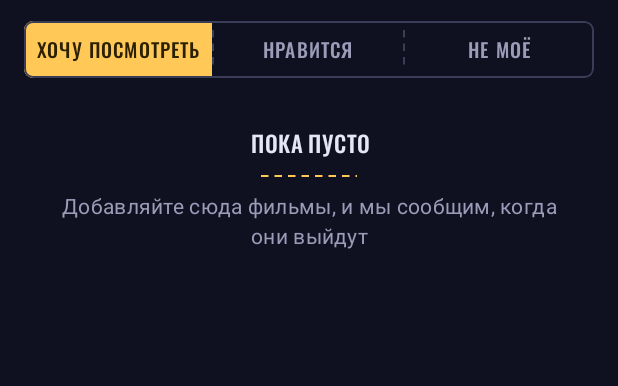
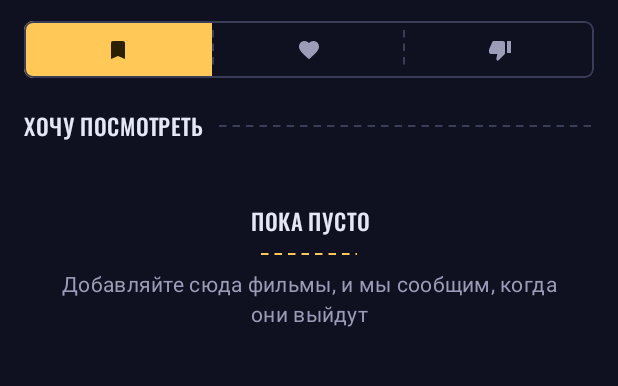
Before and after one commit to Damir102938/Pickture, an Android app built with Jetpack Compose: the composable LibraryScreen shown on its own in the app's theme, on a phone screen of 412 x 824 dp, the part 99-485 px from its top. Run offline under Robolectric (Android 15) with nearby library versions, the phone set to English and light mode, and no system bars; pictures from the network do not load.

Commit message:
Release 0.5.1: fit library tabs, keep feed rows steady
- My lists: tabs show an icon and a count instead of long labels that
  did not fit ("Хочу посмотреть" was cut off); the full list name is
  shown as a section header below. TicketToggle gained optional icons
  and screen-reader descriptions. Desktop tabs get the same icons.
- Feed: card captions always reserve room for two title lines and the
  date, so a row no longer changes height while scrolling and the next
  section stays in place. The date follows the title directly.

Co-Authored-By: Claude Opus 5.5 <noreply@anthropic.com>

```diff
--- a/app/src/main/java/com/moviepicker/ui/design/Controls.kt
+++ b/app/src/main/java/com/moviepicker/ui/design/Controls.kt
@@ -46,6 +46,8 @@ import androidx.compose.ui.graphics.Color
 import androidx.compose.ui.graphics.graphicsLayer
 import androidx.compose.ui.graphics.vector.ImageVector
 import androidx.compose.ui.semantics.Role
+import androidx.compose.ui.semantics.contentDescription
+import androidx.compose.ui.semantics.semantics
 import androidx.compose.ui.text.style.TextAlign
 import androidx.compose.ui.text.style.TextOverflow
 import androidx.compose.ui.unit.Dp
@@ -141,13 +143,19 @@ fun TextAction(
     }
 }
 
-/** Переключатель вариантов — полоса билета, выбранная часть «прокомпостирована» золотом. */
+/**
+ * Переключатель вариантов — полоса билета, выбранная часть «прокомпостирована» золотом.
+ * [icons] — значки перед подписями; [descriptions] — полные названия для экранного диктора,
+ * если подписи короткие (например, только число).
+ */
 @Composable
 fun TicketToggle(
     options: List<String>,
     selected: Int,
     onSelect: (Int) -> Unit,
     modifier: Modifier = Modifier,
+    icons: List<ImageVector>? = null,
+    descriptions: List<String>? = null,
 ) {
     Row(
         modifier
@@ -161,12 +169,21 @@ fun TicketToggle(
             val bg by animateColorAsState(if (active) Brand.Gold else Color.Transparent, tween(220), label = "toggleBg")
             val fg by animateColorAsState(if (active) Brand.OnGold else Brand.TextMuted, tween(220), label = "toggleFg")
             if (i > 0) VerticalPerforation(inset = 6.dp)
-            Box(
+            Row(
                 Modifier.weight(1f).fillMaxHeight().background(bg)
-                    .pressClickable(role = Role.Tab) { onSelect(i) },
-                contentAlignment = Alignment.Center,
+                    .pressClickable(role = Role.Tab) { onSelect(i) }
+                    .then(descriptions?.getOrNull(i)?.let { d -> Modifier.semantics(mergeDescendants = true) { contentDescription = d } } ?: Modifier)
+                    .padding(horizontal = 6.dp),
+                verticalAlignment = Alignment.CenterVertically,
+                horizontalArrangement = Arrangement.Center,
             ) {
-                Text(label.uppercase(), style = PkType.label, color = fg, maxLines = 1, overflow = TextOverflow.Ellipsis)
+                icons?.getOrNull(i)?.let {
+                    Icon(it, null, tint = fg, modifier = Modifier.size(16.dp))
+                    if (label.isNotEmpty()) Spacer(Modifier.width(6.dp))
+                }
+                if (label.isNotEmpty()) {
+                    Text(label.uppercase(), style = PkType.label, color = fg, maxLines = 1, overflow = TextOverflow.Ellipsis)
+                }
             }
         }
     }
--- a/app/src/main/java/com/moviepicker/ui/library/LibraryScreen.kt
+++ b/app/src/main/java/com/moviepicker/ui/library/LibraryScreen.kt
@@ -1,5 +1,10 @@
 package com.moviepicker.ui.library
 
+import androidx.compose.material.icons.filled.Bookmark
+import androidx.compose.material.icons.filled.Favorite
+import androidx.compose.material.icons.filled.ThumbDown
+import androidx.compose.ui.graphics.vector.ImageVector
+import com.moviepicker.ui.design.SectionHeader
 import androidx.compose.animation.AnimatedContent
 import androidx.compose.animation.core.tween
 import androidx.compose.animation.fadeIn
@@ -26,13 +31,7 @@ import androidx.compose.foundation.layout.Column
 import androidx.compose.foundation.layout.fillMaxSize
 import androidx.compose.material.icons.Icons
 import androidx.compose.material.icons.filled.Settings
-import androidx.compose.material3.ExperimentalMaterial3Api
 import androidx.compose.material3.Icon
-import androidx.compose.material3.IconButton
-import androidx.compose.material3.Tab
-import androidx.compose.material3.TabRow
-import androidx.compose.material3.Text
-import androidx.compose.material3.TopAppBar
 import androidx.compose.runtime.Composable
 import androidx.compose.runtime.getValue
 import androidx.compose.runtime.mutableIntStateOf
@@ -48,10 +47,15 @@ import com.moviepicker.domain.Title
 import com.moviepicker.ui.common.MessageBox
 import com.moviepicker.ui.common.TitleGrid
 
-private enum class LibraryTab(val label: String, val empty: String, val filter: (UserTitleEntity) -> Boolean) {
-    WATCHLIST("Хочу посмотреть", "Добавляйте сюда фильмы, и мы сообщим, когда они выйдут", { it.inWatchlist }),
-    LIKED("Нравится", "Ставьте лайки — так рекомендации станут точнее", { it.reaction > 0 }),
-    DISLIKED("Не моё", "Здесь будет то, что вам не понравилось", { it.reaction < 0 }),
+private enum class LibraryTab(
+    val label: String,
+    val icon: ImageVector,
+    val empty: String,
+    val filter: (UserTitleEntity) -> Boolean,
+) {
+    WATCHLIST("Хочу посмотреть", Icons.Filled.Bookmark, "Добавляйте сюда фильмы, и мы сообщим, когда они выйдут", { it.inWatchlist }),
+    LIKED("Нравится", Icons.Filled.Favorite, "Ставьте лайки — так рекомендации станут точнее", { it.reaction > 0 }),
+    DISLIKED("Не моё", Icons.Filled.ThumbDown, "Здесь будет то, что вам не понравилось", { it.reaction < 0 }),
 }
 
 @Composable
@@ -71,11 +75,12 @@ fun LibraryScreen(onOpen: (Title) -> Unit, onSettings: () -> Unit) {
             ) { Icon(Icons.Filled.Settings, "Настройки", tint = Brand.Text, modifier = Modifier.size(20.dp)) }
         }
         Spacer(Modifier.height(10.dp))
+        // Во вкладках только значок и число — полное название списка стоит заголовком ниже
+        val counts = LibraryTab.entries.map { t -> entities.count(t.filter) }
         TicketToggle(
-            options = LibraryTab.entries.map { t ->
-                val count = entities.count(t.filter)
-                if (count > 0) "${t.label} · $count" else t.label
-            },
+            options = counts.map { if (it > 0) "$it" else "" },
+            icons = LibraryTab.entries.map { it.icon },
+            descriptions = LibraryTab.entries.mapIndexed { i, t -> if (counts[i] > 0) "${t.label}: ${counts[i]}" else t.label },
             selected = tabIndex,
             onSelect = { tabIndex = it },
             modifier = Modifier.padding(horizontal = 16.dp),
@@ -89,17 +94,20 @@ fun LibraryScreen(onOpen: (Title) -> Unit, onSettings: () -> Unit) {
             },
             label = "libraryTab",
         ) { index ->
-            val shown = remember(entities, index) {
-                LibraryTab.entries[index].let { t -> entities.filter(t.filter).map { it.toTitle() } }
-            }
+            val tab = LibraryTab.entries[index]
+            val shown = remember(entities, index) { entities.filter(tab.filter).map { it.toTitle() } }
             if (shown.isEmpty()) {
-                MessageBox("Пока пусто", LibraryTab.entries[index].empty)
+                Column {
+                    SectionHeader(tab.label, Modifier.padding(top = 12.dp))
+                    MessageBox("Пока пусто", tab.empty)
+                }
             } else {
                 TitleGrid(
                     items = shown,
                     matchOf = profile::matchPercent,
                     markOf = { marks[it] },
                     onOpen = onOpen,
+                    header = { SectionHeader(tab.label, inset = 0.dp) },
                 )
             }
         }
--- a/desktop/src/main/kotlin/com/moviepicker/desktop/ui/ListScreens.kt
+++ b/desktop/src/main/kotlin/com/moviepicker/desktop/ui/ListScreens.kt
@@ -1,5 +1,8 @@
 package com.moviepicker.desktop.ui
 
+import androidx.compose.material.icons.filled.Bookmark
+import androidx.compose.material.icons.filled.Favorite
+import androidx.compose.material.icons.filled.ThumbDown
 import androidx.compose.animation.AnimatedContent
 import androidx.compose.animation.core.tween
 import androidx.compose.animation.fadeIn
@@ -368,6 +371,7 @@ fun LibraryScreen(c: DesktopContainer, nav: Navigator) {
                 val count = entities.count { it.matches(tab) }
                 if (count > 0) "${tab.label} · $count" else tab.label
             },
+            icons = listOf(Icons.Filled.Bookmark, Icons.Filled.Favorite, Icons.Filled.ThumbDown),
             selected = LibraryCache.tab.ordinal,
             onSelect = { LibraryCache.tab = LibraryTab.entries[it] },
             modifier = Modifier.widthIn(max = 640.dp),
--- a/gradle.properties
+++ b/gradle.properties
@@ -4,5 +4,5 @@ android.nonTransitiveRClass=true
 kotlin.code.style=official
 
 # Версия приложения — общая для Android и ПК
-pickture.version=0.5.0
-pickture.versionCode=5
+pickture.version=0.5.1
+pickture.versionCode=6
```
Also changed, not shown: app/src/main/java/com/moviepicker/ui/common/Components.kt (+11 -2 lines), desktop/src/main/kotlin/com/moviepicker/desktop/ui/Common.kt (+10 -5 lines), desktop/src/main/kotlin/com/moviepicker/desktop/ui/design/Controls.kt (+22 -5 lines).
